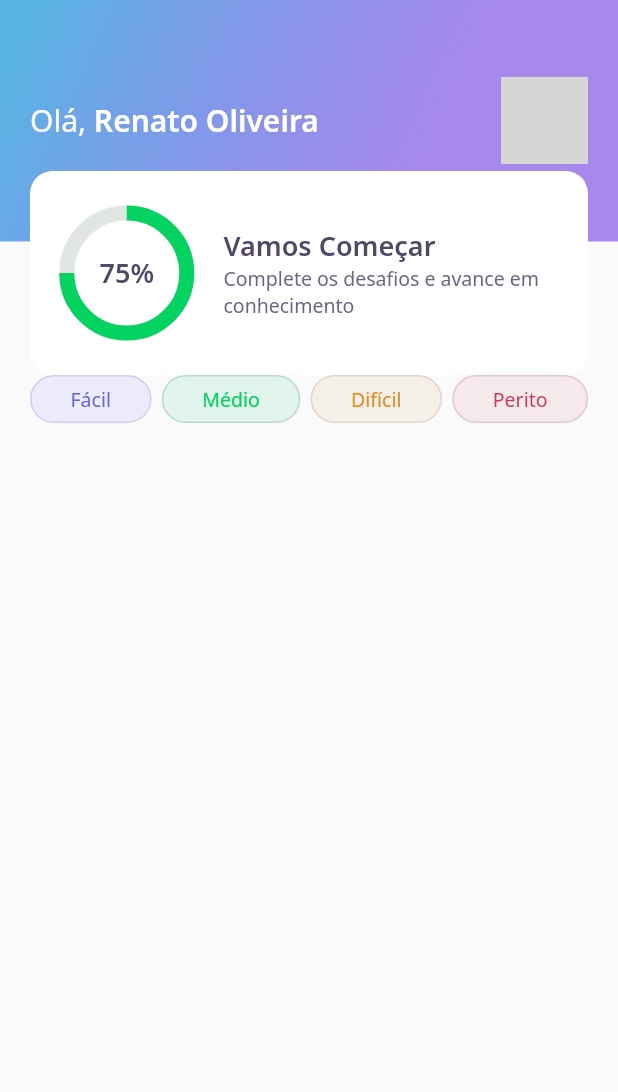
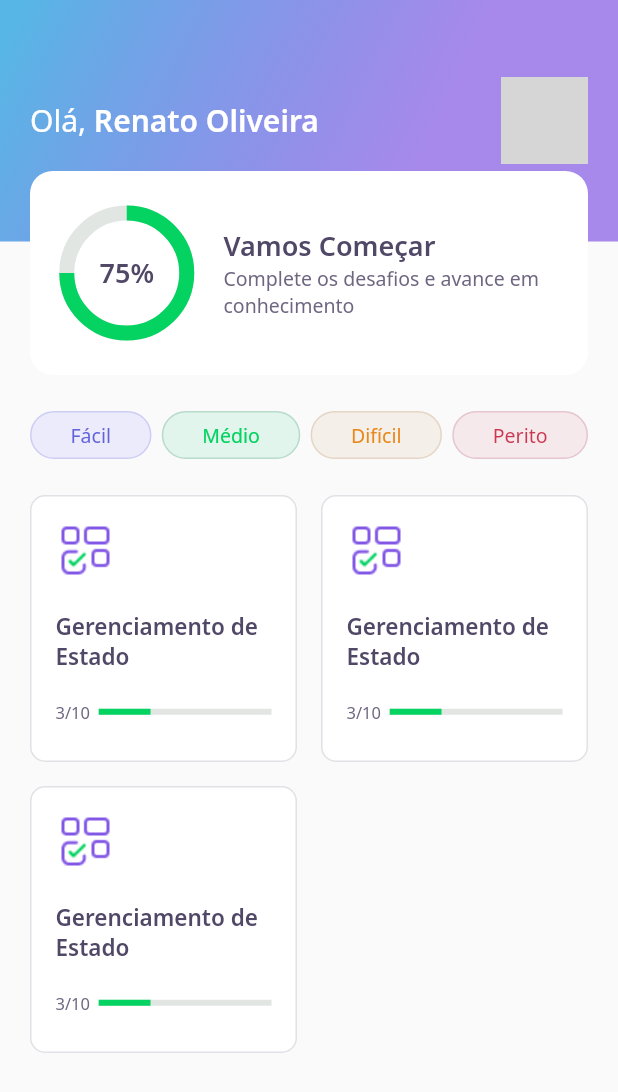
Before and after one commit to oliversieto/dev-quiz, a Flutter app: the screen it shows after launch, on a phone screen of 412 x 824 dp. Shown: the top 1092 px of the screen. Run offline on Flutter 3.47's test engine with Material 2 defaults, Android fonts, the phone set to English and light mode, and no system bars; our stand-ins replace google_fonts; network calls fail; grey boxes are pictures that could not be loaded.

Commit message:
refactor: finalização da home

```diff
--- a/lib/home/home_page.dart
+++ b/lib/home/home_page.dart
@@ -1,5 +1,6 @@
 import 'package:DevQuiz/home/widgets/appbar/app_bar_widget.dart';
 import 'package:DevQuiz/home/widgets/level_button/level_button_widget.dart';
+import 'package:DevQuiz/home/widgets/quiz_card/quiz_card_widget.dart';
 import 'package:flutter/material.dart';
 
 class HomePage extends StatefulWidget {
@@ -18,7 +19,12 @@ class _HomePageState extends State<HomePage> {
         padding: const EdgeInsets.symmetric(
           horizontal: 20,
         ),
-        child: Row(
+        child: Column(
+          children: [
+            SizedBox(
+              height: 24,
+            ),
+            Row(
               mainAxisAlignment: MainAxisAlignment.spaceBetween,
               children: [
                 LevelButtonWidget(
@@ -35,6 +41,23 @@ class _HomePageState extends State<HomePage> {
                 ),
               ],
             ),
+            SizedBox(
+              height: 24,
+            ),
+            Expanded(
+              child: GridView.count(
+                crossAxisCount: 2,
+                crossAxisSpacing: 16,
+                mainAxisSpacing: 16,
+                children: [
+                  QuizCardWidget(),
+                  QuizCardWidget(),
+                  QuizCardWidget(),
+                ],
+              ),
+            ),
+          ],
+        ),
       ),
     );
   }
--- /dev/null
+++ b/lib/home/widgets/quiz_card/quiz_card_widget.dart
@@ -0,0 +1,63 @@
+import 'package:DevQuiz/core/core.dart';
+import 'package:flutter/material.dart';
+
+class QuizCardWidget extends StatelessWidget {
+  const QuizCardWidget({Key? key}) : super(key: key);
+
+  @override
+  Widget build(BuildContext context) {
+    return Container(
+      padding: const EdgeInsets.all(16),
+      decoration: BoxDecoration(
+        border: Border.fromBorderSide(
+          BorderSide(
+            color: AppColors.border,
+          ),
+        ),
+        color: AppColors.white,
+        borderRadius: BorderRadius.circular(10),
+      ),
+      child: Column(
+        crossAxisAlignment: CrossAxisAlignment.start,
+        children: [
+          Container(
+            height: 40,
+            width: 40,
+            child: Image.asset(AppImages.blocks),
+          ),
+          SizedBox(
+            height: 20,
+          ),
+          Text(
+            "Gerenciamento de Estado",
+            style: AppTextStyles.heading15,
+          ),
+          SizedBox(
+            height: 20,
+          ),
+          Row(
+            children: [
+              Expanded(
+                flex: 1,
+                child: Text(
+                  "3/10",
+                  style: AppTextStyles.body11,
+                ),
+              ),
+              Expanded(
+                flex: 4,
+                child: LinearProgressIndicator(
+                  value: 0.3,
+                  backgroundColor: AppColors.chartSecondary,
+                  valueColor: AlwaysStoppedAnimation<Color>(
+                    AppColors.chartPrimary,
+                  ),
+                ),
+              ),
+            ],
+          )
+        ],
+      ),
+    );
+  }
+}
```
Lines whose indentation alone changed are shown as unchanged.
